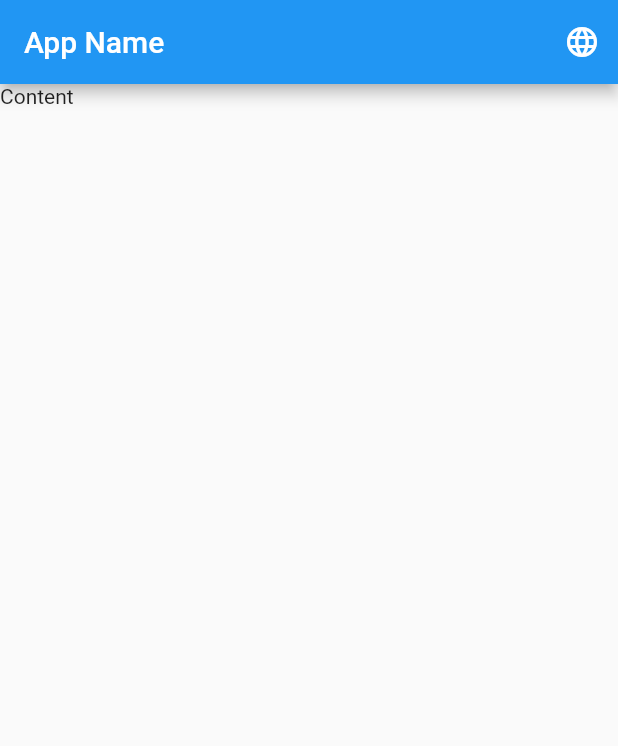
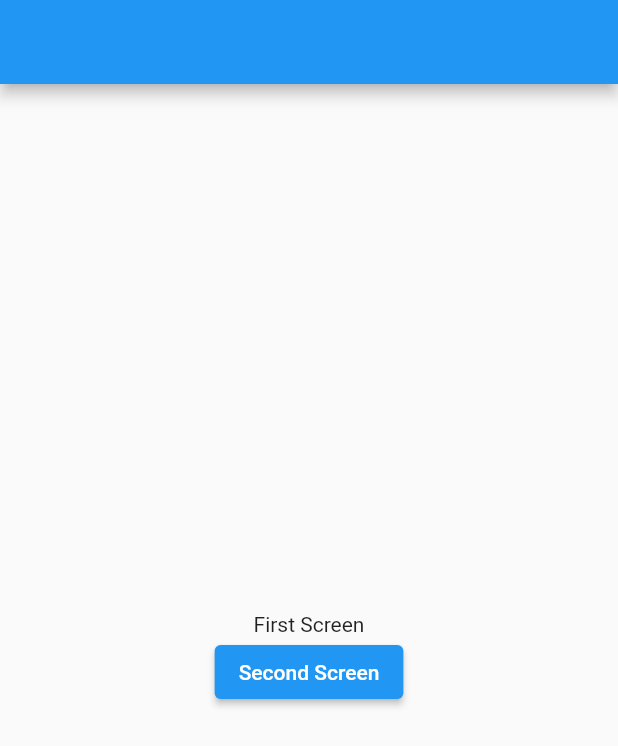
Before and after one commit to HashemAlkeshawi/GSG, a Flutter app: the screen it shows after launch, on a phone screen of 412 x 824 dp. Shown: the top 746 px of the screen. Run offline on Flutter 3.47's test engine with Material 2 defaults, Android fonts, the phone set to English and light mode, and no system bars; our stand-ins replace cached_network_image, easy_localization, flutter_screenutil.

Commit message:
navigation and named push

```diff
--- /dev/null
+++ b/first_app_gsg/lib/Navigation/First_Screen.dart
@@ -0,0 +1,35 @@
+import 'package:first_app_gsg/Navigation/Second_Screen.dart';
+import 'package:flutter/material.dart';
+
+class First_Screen extends StatelessWidget {
+  static const String FirstScreenName = 'First_Screen';
+  @override
+  Widget build(BuildContext context) {
+    return WillPopScope(
+      onWillPop: () async {
+        return Future.value(false);
+      },
+      child: Scaffold(
+        appBar: AppBar(),
+        body: Container(
+          width: double.infinity,
+          child: Column(
+            mainAxisAlignment: MainAxisAlignment.center,
+            children: [
+              const Text("First Screen"),
+              ElevatedButton(
+                onPressed: () async {
+                  dynamic x = await Navigator.of(context)
+                      .pushNamed(Second_Screen.SecondScreenName);
+
+                  print(x);
+                },
+                child: const Text("Second Screen"),
+              )
+            ],
+          ),
+        ),
+      ),
+    );
+  }
+}
--- /dev/null
+++ b/first_app_gsg/lib/Navigation/Second_Screen.dart
@@ -0,0 +1,27 @@
+import 'package:flutter/material.dart';
+
+class Second_Screen extends StatelessWidget {
+  static const String SecondScreenName = 'Second_Screen';
+
+  @override
+  Widget build(BuildContext context) {
+    return Scaffold(
+      appBar: AppBar(),
+      body: Container(
+        width: double.infinity,
+        child: Column(
+          mainAxisAlignment: MainAxisAlignment.center,
+          children: [
+            Text("Second Screen"),
+            ElevatedButton(
+              onPressed: () {
+                Navigator.of(context).pop('this is the data returened');
+              },
+              child: const Text("First Screen"),
+            ),
+          ],
+        ),
+      ),
+    );
+  }
+}
--- a/first_app_gsg/lib/main.dart
+++ b/first_app_gsg/lib/main.dart
@@ -1,6 +1,9 @@
 import 'package:easy_localization/easy_localization.dart';
+import 'package:first_app_gsg/Navigation/First_Screen.dart';
+import 'package:first_app_gsg/Navigation/Second_Screen.dart';
 import 'package:flutter/material.dart';
 import 'package:first_app_gsg/statfulTest/statfulTest.dart';
+import 'package:flutter_screenutil/flutter_screenutil.dart';
 
 import 'NewsApp/screens/home.dart';
 
@@ -50,12 +53,23 @@ void main() async {
 class materialapp extends StatelessWidget {
   @override
   Widget build(BuildContext context) {
-    return MaterialApp(
-      localizationsDelegates: context.localizationDelegates,
-      supportedLocales: context.supportedLocales,
-      locale: context.locale,
-      debugShowCheckedModeBanner: false,
-      home: home(),
+    return ScreenUtilInit(
+      designSize: const Size(360, 690),
+      minTextAdapt: true,
+      splitScreenMode: true,
+      builder: (context, child) {
+        return MaterialApp(
+          localizationsDelegates: context.localizationDelegates,
+          supportedLocales: context.supportedLocales,
+          locale: context.locale,
+          debugShowCheckedModeBanner: false,
+          home: First_Screen(),
+          routes: {
+            First_Screen.FirstScreenName: (context) => First_Screen(),
+            Second_Screen.SecondScreenName: (context) => Second_Screen(),
+          },
+        );
+      },
     );
   }
 }
--- a/first_app_gsg/pubspec.yaml
+++ b/first_app_gsg/pubspec.yaml
@@ -37,6 +37,7 @@ dependencies:
   cached_network_image: ^3.2.1
   url_launcher: ^6.1.4
   easy_localization: ^3.0.1
+  flutter_screenutil: ^5.5.3+2
 
 dev_dependencies:
   flutter_test:
```
Also changed, not shown: first_app_gsg/lib/NewsApp/screens/home.dart (+11 -1 lines), first_app_gsg/pubspec.lock.
